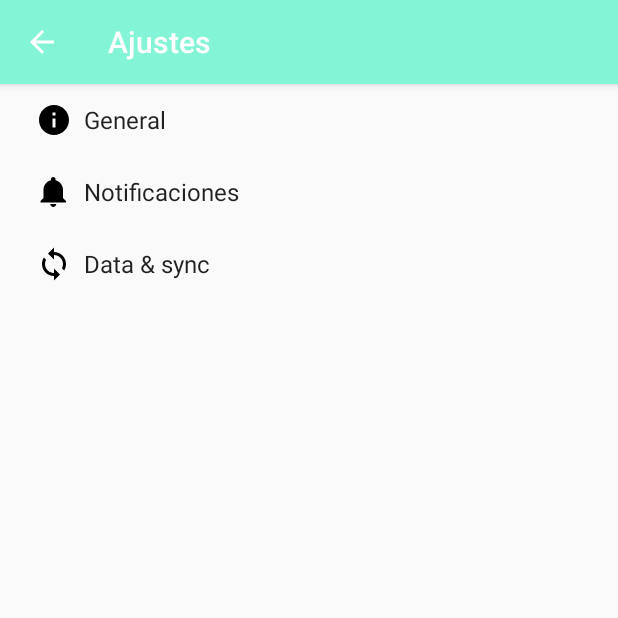
After one commit to jvann/Mindset, an Android app: the SettingsActivity screen opened directly, with no data from a screen before it, on a phone screen of 412 x 824 dp, the top half of it. The commit adds this screen. Run offline under Robolectric (Android 15) with nearby library versions, the phone set to English and light mode, and no system bars.

Commit message:
Ajustes agregados.

```diff
--- a/Mindset/app/build.gradle
+++ b/Mindset/app/build.gradle
@@ -10,6 +10,7 @@
         versionCode 1
         versionName "1.0"
         testInstrumentationRunner "android.support.test.runner.AndroidJUnitRunner"
+        vectorDrawables.useSupportLibrary = true
     }
     buildTypes {
         release {
@@ -31,5 +32,6 @@
     compile 'com.android.support:design:26.+'
     compile 'com.android.support:support-v4:26.+'
     compile 'com.android.support.constraint:constraint-layout:1.0.2'
+    compile 'com.android.support:support-vector-drawable:26.+'
     testCompile 'junit:junit:4.12'
 }
--- a/Mindset/app/src/main/AndroidManifest.xml
+++ b/Mindset/app/src/main/AndroidManifest.xml
@@ -27,7 +27,10 @@
         </activity>
         <activity
             android:name=".LoginActivity"
-            android:label="@string/title_activity_login"></activity>
+            android:label="@string/title_activity_login" />
+        <activity
+            android:name=".SettingsActivity"
+            android:label="@string/title_activity_settings"></activity>
     </application>
 
 </manifest>
--- /dev/null
+++ b/Mindset/app/src/main/java/itesm/mx/mindset/AppCompatPreferenceActivity.java
@@ -0,0 +1,109 @@
+package itesm.mx.mindset;
+
+import android.content.res.Configuration;
+import android.os.Bundle;
+import android.preference.PreferenceActivity;
+import android.support.annotation.LayoutRes;
+import android.support.annotation.Nullable;
+import android.support.v7.app.ActionBar;
+import android.support.v7.app.AppCompatDelegate;
+import android.support.v7.widget.Toolbar;
+import android.view.MenuInflater;
+import android.view.View;
+import android.view.ViewGroup;
+
+/**
+ * A {@link android.preference.PreferenceActivity} which implements and proxies the necessary calls
+ * to be used with AppCompat.
+ */
+public abstract class AppCompatPreferenceActivity extends PreferenceActivity {
+
+    private AppCompatDelegate mDelegate;
+
+    @Override
+    protected void onCreate(Bundle savedInstanceState) {
+        getDelegate().installViewFactory();
+        getDelegate().onCreate(savedInstanceState);
+        super.onCreate(savedInstanceState);
+    }
+
+    @Override
+    protected void onPostCreate(Bundle savedInstanceState) {
+        super.onPostCreate(savedInstanceState);
+        getDelegate().onPostCreate(savedInstanceState);
+    }
+
+    public ActionBar getSupportActionBar() {
+        return getDelegate().getSupportActionBar();
+    }
+
+    public void setSupportActionBar(@Nullable Toolbar toolbar) {
+        getDelegate().setSupportActionBar(toolbar);
+    }
+
+    @Override
+    public MenuInflater getMenuInflater() {
+        return getDelegate().getMenuInflater();
+    }
+
+    @Override
+    public void setContentView(@LayoutRes int layoutResID) {
+        getDelegate().setContentView(layoutResID);
+    }
+
+    @Override
+    public void setContentView(View view) {
+        getDelegate().setContentView(view);
+    }
+
+    @Override
+    public void setContentView(View view, ViewGroup.LayoutParams params) {
+        getDelegate().setContentView(view, params);
+    }
+
+    @Override
+    public void addContentView(View view, ViewGroup.LayoutParams params) {
+        getDelegate().addContentView(view, params);
+    }
+
+    @Override
+    protected void onPostResume() {
+        super.onPostResume();
+        getDelegate().onPostResume();
+    }
+
+    @Override
+    protected void onTitleChanged(CharSequence title, int color) {
+        super.onTitleChanged(title, color);
+        getDelegate().setTitle(title);
+    }
+
+    @Override
+    public void onConfigurationChanged(Configuration newConfig) {
+        super.onConfigurationChanged(newConfig);
+        getDelegate().onConfigurationChanged(newConfig);
+    }
+
+    @Override
+    protected void onStop() {
+        super.onStop();
+        getDelegate().onStop();
+    }
+
+    @Override
+    protected void onDestroy() {
+        super.onDestroy();
+        getDelegate().onDestroy();
+    }
+
+    public void invalidateOptionsMenu() {
+        getDelegate().invalidateOptionsMenu();
+    }
+
+    private AppCompatDelegate getDelegate() {
+        if (mDelegate == null) {
+            mDelegate = AppCompatDelegate.create(this, null);
+        }
+        return mDelegate;
+    }
+}
--- /dev/null
+++ b/Mindset/app/src/main/res/drawable/ic_info_black_24dp.xml
@@ -0,0 +1,9 @@
+<vector xmlns:android="http://schemas.android.com/apk/res/android"
+    android:width="24dp"
+    android:height="24dp"
+    android:viewportHeight="24.0"
+    android:viewportWidth="24.0">
+    <path
+        android:fillColor="#FF000000"
+        android:pathData="M12,2C6.48,2 2,6.48 2,12s4.48,10 10,10 10,-4.48 10,-10S17.52,2 12,2zm1,15h-2v-6h2v6zm0,-8h-2V7h2v2z" />
+</vector>
--- /dev/null
+++ b/Mindset/app/src/main/res/drawable/ic_notifications_black_24dp.xml
@@ -0,0 +1,9 @@
+<vector xmlns:android="http://schemas.android.com/apk/res/android"
+    android:width="24dp"
+    android:height="24dp"
+    android:viewportHeight="24.0"
+    android:viewportWidth="24.0">
+    <path
+        android:fillColor="#FF000000"
+        android:pathData="M11.5,22c1.1,0 2,-0.9 2,-2h-4c0,1.1 0.9,2 2,2zm6.5,-6v-5.5c0,-3.07 -2.13,-5.64 -5,-6.32V3.5c0,-0.83 -0.67,-1.5 -1.5,-1.5S10,2.67 10,3.5v0.68c-2.87,0.68 -5,3.25 -5,6.32V16l-2,2v1h17v-1l-2,-2z" />
+</vector>
--- /dev/null
+++ b/Mindset/app/src/main/res/drawable/ic_sync_black_24dp.xml
@@ -0,0 +1,9 @@
+<vector xmlns:android="http://schemas.android.com/apk/res/android"
+    android:width="24dp"
+    android:height="24dp"
+    android:viewportHeight="24.0"
+    android:viewportWidth="24.0">
+    <path
+        android:fillColor="#FF000000"
+        android:pathData="M12 4V1L8 5l4 4V6c3.31 0 6 2.69 6 6 0 1.01,-.25 1.97,-.7 2.8l1.46 1.46C19.54 15.03 20 13.57 20 12c0,-4.42,-3.58,-8,-8,-8zm0 14c-3.31 0,-6,-2.69,-6,-6 0,-1.01.25,-1.97.7,-2.8L5.24 7.74C4.46 8.97 4 10.43 4 12c0 4.42 3.58 8 8 8v3l4,-4,-4,-4v3z" />
+</vector>
--- a/Mindset/app/src/main/res/layout/fragment_main.xml
+++ b/Mindset/app/src/main/res/layout/fragment_main.xml
@@ -8,9 +8,4 @@
     android:paddingTop="@dimen/activity_vertical_margin"
     tools:context="itesm.mx.mindset.MainActivity$PlaceholderFragment">
 
-    <TextView
-        android:id="@+id/section_label"
-        android:layout_width="wrap_content"
-        android:layout_height="wrap_content" />
-
 </RelativeLayout>
--- a/Mindset/app/src/main/res/values/strings.xml
+++ b/Mindset/app/src/main/res/values/strings.xml
@@ -1,25 +1,94 @@
 <resources>
 
     <string name="app_name">Mindset</string>
-    <string name="action_settings">Settings</string>
-    <string name="section_format">Hello World from section: %1$d</string>
-
-    <string name="calendar_fragment">Hello CALENDAR fragment</string>
-    <string name="rest_fragment">Hello REST fragment</string>
-    <string name="tips_fragment">Hello TIPS fragment</string>
-    <string name="title_activity_login">Sign in</string>
+    <string name="action_settings">Ajustes</string>
+    <string name="title_activity_login">Accesar</string>
 
     <!-- Strings related to login -->
-    <string name="prompt_email">Email</string>
-    <string name="prompt_password">Password (optional)</string>
-    <string name="action_sign_in">Sign in or register</string>
-    <string name="action_sign_in_short">Sign in</string>
-    <string name="error_invalid_email">This email address is invalid</string>
-    <string name="error_invalid_password">This password is too short</string>
-    <string name="error_incorrect_password">This password is incorrect</string>
-    <string name="error_field_required">This field is required</string>
+    <string name="prompt_email">E-mail</string>
+    <string name="prompt_password">contraseña (opcional)</string>
+    <string name="action_sign_in">Ingresar</string>
+    <string name="action_sign_in_short">Ingresar</string>
+    <string name="error_invalid_email">Este correo es invalido</string>
+    <string name="error_invalid_password">Contraseña muy corta</string>
+    <string name="error_incorrect_password">La contraseña es incorrecta</string>
+    <string name="error_field_required">Este campoes requerido</string>
     <string name="permission_rationale">"Contacts permissions are needed for providing email
         completions."
     </string>
 
+    <string name="title_activity_settings">Ajustes</string>
+
+    <!-- Strings related to Settings -->
+
+    <!-- Example General settings -->
+    <string name="pref_header_general">General</string>
+
+    <string name="pref_title_social_recommendations">Enable social recommendations</string>
+    <string name="pref_description_social_recommendations">Recommendations for people to contact
+        based on your message history
+    </string>
+
+    <string name="pref_title_display_name">Desplegar nombre</string>
+    <string name="pref_default_display_name">Jorge Diaz</string>
+
+    <string name="pref_title_add_friends_to_messages">Agregar mensajes a amigos</string>
+    <string-array name="pref_example_list_titles">
+        <item>Siempre</item>
+        <item>Cuando sea posible</item>
+        <item>Nunca</item>
+    </string-array>
+    <string-array name="pref_example_list_values">
+        <item>1</item>
+        <item>0</item>
+        <item>-1</item>
+    </string-array>
+
+    <!-- Example settings for Data & Sync -->
+    <string name="pref_header_data_sync">Data &amp; sync</string>
+
+    <string name="pref_title_sync_frequency">Sync frequency</string>
+    <string-array name="pref_sync_frequency_titles">
+        <item>15 minutos</item>
+        <item>30 minutos</item>
+        <item>1 hora</item>
+        <item>3 horas</item>
+        <item>6 horas</item>
+        <item>Nunca</item>
+    </string-array>
+    <string-array name="pref_sync_frequency_values">
+        <item>15</item>
+        <item>30</item>
+        <item>60</item>
+        <item>180</item>
+        <item>360</item>
+        <item>-1</item>
+    </string-array>
+
+    <string-array name="list_preference_entries">
+        <item>Entry 1</item>
+        <item>Entry 2</item>
+        <item>Entry 3</item>
+    </string-array>
+
+    <string-array name="list_preference_entry_values">
+        <item>1</item>
+        <item>2</item>
+        <item>3</item>
+    </string-array>
+
+    <string-array name="multi_select_list_preference_default_value" />
+
+    <string name="pref_title_system_sync_settings">System sync settings</string>
+
+    <!-- Example settings for Notifications -->
+    <string name="pref_header_notifications">Notificaciones</string>
+
+    <string name="pref_title_new_message_notifications">New message notifications</string>
+
+    <string name="pref_title_ringtone">Ringtone</string>
+    <string name="pref_ringtone_silent">Silencio</string>
+
+    <string name="pref_title_vibrate">Vibrador</string>
+
 </resources>
--- /dev/null
+++ b/Mindset/app/src/main/res/xml/pref_data_sync.xml
@@ -0,0 +1,21 @@
+<PreferenceScreen xmlns:android="http://schemas.android.com/apk/res/android">
+
+    <!-- NOTE: Hide buttons to simplify the UI. Users can touch outside the dialog to
+         dismiss it. -->
+    <!-- NOTE: ListPreference's summary should be set to its value by the activity code. -->
+    <ListPreference
+        android:defaultValue="180"
+        android:entries="@array/pref_sync_frequency_titles"
+        android:entryValues="@array/pref_sync_frequency_values"
+        android:key="sync_frequency"
+        android:negativeButtonText="@null"
+        android:positiveButtonText="@null"
+        android:title="@string/pref_title_sync_frequency" />
+
+    <!-- This preference simply launches an intent when selected. Use this UI sparingly, per
+         design guidelines. -->
+    <Preference android:title="@string/pref_title_system_sync_settings">
+        <intent android:action="android.settings.SYNC_SETTINGS" />
+    </Preference>
+
+</PreferenceScreen>
--- /dev/null
+++ b/Mindset/app/src/main/res/xml/pref_general.xml
@@ -0,0 +1,33 @@
+<PreferenceScreen xmlns:android="http://schemas.android.com/apk/res/android">
+
+    <SwitchPreference
+        android:defaultValue="true"
+        android:key="example_switch"
+        android:summary="@string/pref_description_social_recommendations"
+        android:title="@string/pref_title_social_recommendations" />
+
+    <!-- NOTE: EditTextPreference accepts EditText attributes. -->
+    <!-- NOTE: EditTextPreference's summary should be set to its value by the activity code. -->
+    <EditTextPreference
+        android:capitalize="words"
+        android:defaultValue="@string/pref_default_display_name"
+        android:inputType="textCapWords"
+        android:key="example_text"
+        android:maxLines="1"
+        android:selectAllOnFocus="true"
+        android:singleLine="true"
+        android:title="@string/pref_title_display_name" />
+
+    <!-- NOTE: Hide buttons to simplify the UI. Users can touch outside the dialog to
+         dismiss it. -->
+    <!-- NOTE: ListPreference's summary should be set to its value by the activity code. -->
+    <ListPreference
+        android:defaultValue="-1"
+        android:entries="@array/pref_example_list_titles"
+        android:entryValues="@array/pref_example_list_values"
+        android:key="example_list"
+        android:negativeButtonText="@null"
+        android:positiveButtonText="@null"
+        android:title="@string/pref_title_add_friends_to_messages" />
+
+</PreferenceScreen>
--- /dev/null
+++ b/Mindset/app/src/main/res/xml/pref_headers.xml
@@ -0,0 +1,20 @@
+<preference-headers xmlns:android="http://schemas.android.com/apk/res/android">
+
+    <!-- These settings headers are only used on tablets. -->
+
+    <header
+        android:fragment="itesm.mx.mindset.SettingsActivity$GeneralPreferenceFragment"
+        android:icon="@drawable/ic_info_black_24dp"
+        android:title="@string/pref_header_general" />
+
+    <header
+        android:fragment="itesm.mx.mindset.SettingsActivity$NotificationPreferenceFragment"
+        android:icon="@drawable/ic_notifications_black_24dp"
+        android:title="@string/pref_header_notifications" />
+
+    <header
+        android:fragment="itesm.mx.mindset.SettingsActivity$DataSyncPreferenceFragment"
+        android:icon="@drawable/ic_sync_black_24dp"
+        android:title="@string/pref_header_data_sync" />
+
+</preference-headers>
--- /dev/null
+++ b/Mindset/app/src/main/res/xml/pref_notification.xml
@@ -0,0 +1,27 @@
+<PreferenceScreen xmlns:android="http://schemas.android.com/apk/res/android">
+
+    <!-- A 'parent' preference, which enables/disables child preferences (below)
+         when checked/unchecked. -->
+    <SwitchPreference
+        android:defaultValue="true"
+        android:key="notifications_new_message"
+        android:title="@string/pref_title_new_message_notifications" />
+
+    <!-- Allows the user to choose a ringtone in the 'notification' category. -->
+    <!-- NOTE: This preference will be enabled only when the checkbox above is checked. -->
+    <!-- NOTE: RingtonePreference's summary should be set to its value by the activity code. -->
+    <RingtonePreference
+        android:defaultValue="content://settings/system/notification_sound"
+        android:dependency="notifications_new_message"
+        android:key="notifications_new_message_ringtone"
+        android:ringtoneType="notification"
+        android:title="@string/pref_title_ringtone" />
+
+    <!-- NOTE: This preference will be enabled only when the checkbox above is checked. -->
+    <SwitchPreference
+        android:defaultValue="true"
+        android:dependency="notifications_new_message"
+        android:key="notifications_new_message_vibrate"
+        android:title="@string/pref_title_vibrate" />
+
+</PreferenceScreen>
```
Also changed, not shown: Mindset/app/src/main/java/itesm/mx/mindset/MainActivity.java (+4 -3 lines), Mindset/app/src/main/java/itesm/mx/mindset/SettingsActivity.java (added, +254 -0 lines).
